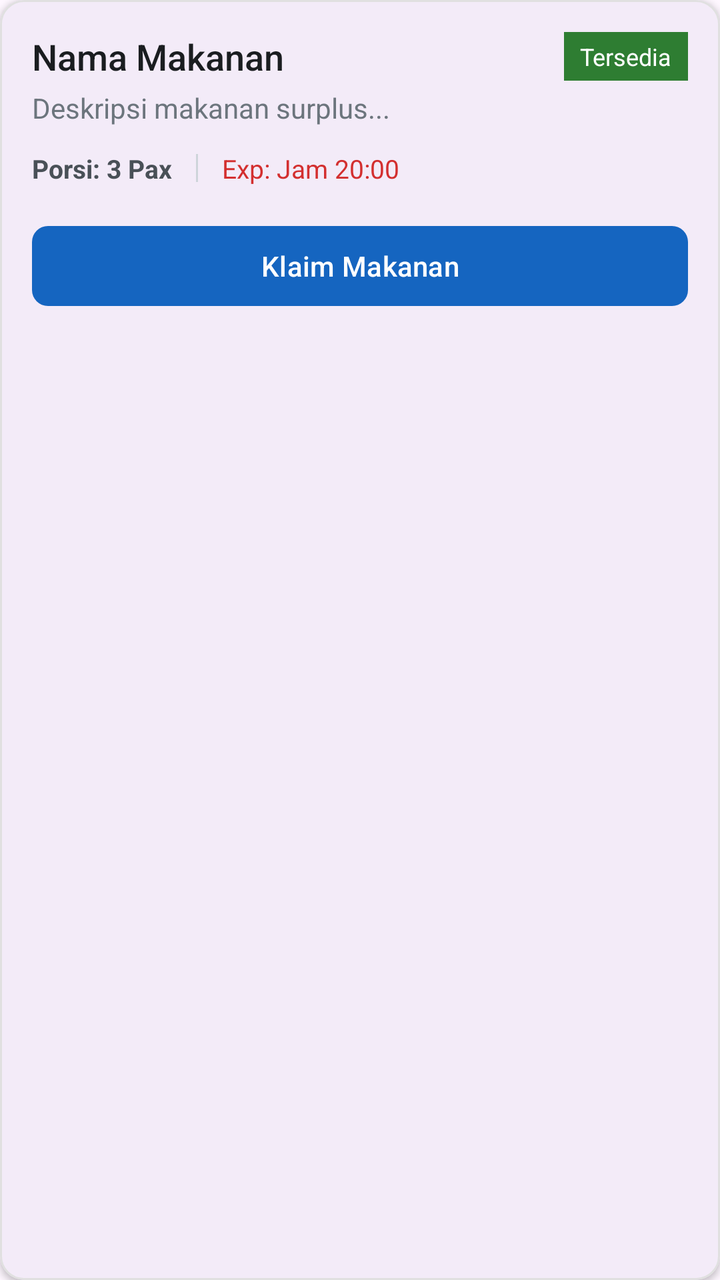
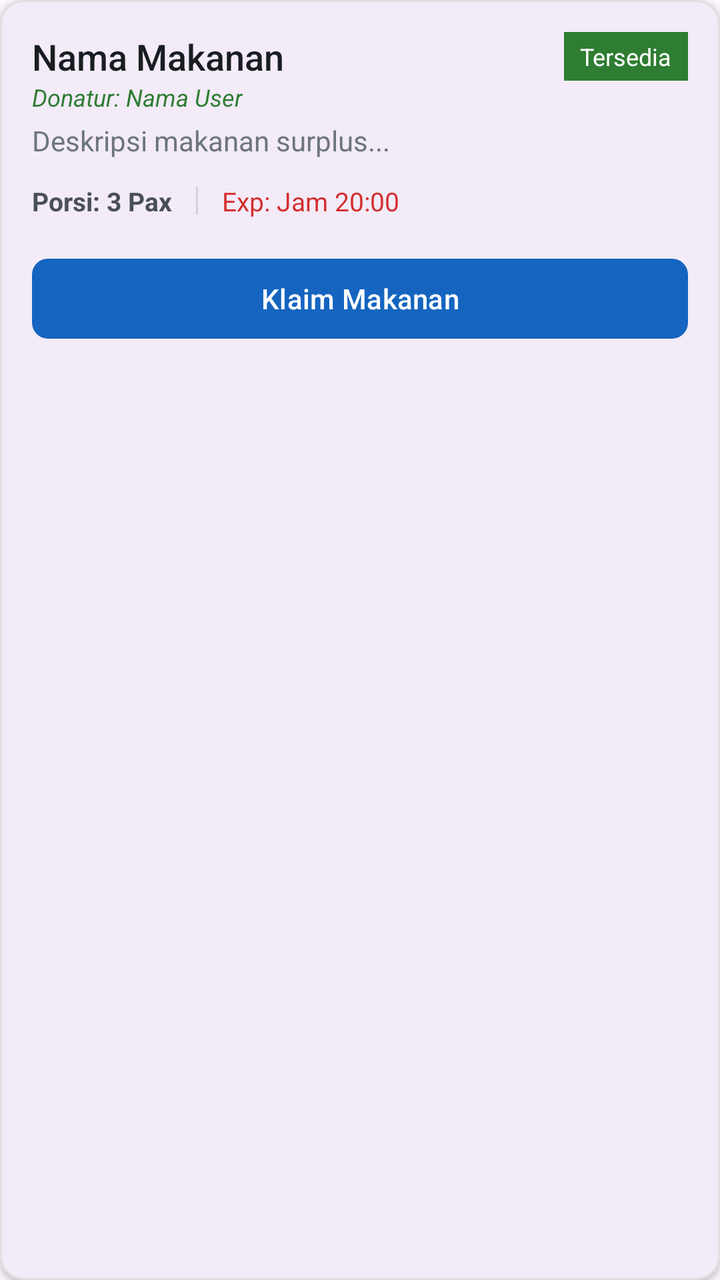

Compare the two renders of this Android layout. The source of the first and the diff that turns it into the second are given below.
<!-- AndroidManifest.xml: application theme Theme.UASPROJECTZEROWASTE -->
<!-- res/layout/item_food.xml -->
<?xml version="1.0" encoding="utf-8"?>
<com.google.android.material.card.MaterialCardView
    xmlns:android="http://schemas.android.com/apk/res/android"
    xmlns:app="http://schemas.android.com/apk/res-auto"
    android:layout_width="match_parent"
    android:layout_height="wrap_content"
    android:layout_marginHorizontal="16dp"
    android:layout_marginVertical="8dp"
    app:cardCornerRadius="12dp"
    app:cardElevation="2dp"
    app:strokeWidth="1dp"
    app:strokeColor="#E0E0E0">

    <LinearLayout
        android:layout_width="match_parent"
        android:layout_height="wrap_content"
        android:orientation="vertical"
        android:padding="16dp">

        <RelativeLayout
            android:layout_width="match_parent"
            android:layout_height="wrap_content">

            <TextView
                android:id="@+id/tvItemFoodName"
                android:layout_width="wrap_content"
                android:layout_height="wrap_content"
                android:text="Nama Makanan"
                android:textSize="18sp"
                android:fontFamily="sans-serif-medium"
                android:textColor="#1A1D20" />

            <TextView
                android:id="@+id/tvItemStatus"
                android:layout_width="wrap_content"
                android:layout_height="wrap_content"
                android:layout_alignParentRight="true"
                android:text="Tersedia"
                android:textSize="12sp"
                android:textColor="#FFFFFF"
                android:background="#2E7D32"
                android:paddingHorizontal="8dp"
                android:paddingVertical="4dp" />
        </RelativeLayout>

        <TextView
            android:id="@+id/tvItemDescription"
            android:layout_width="match_parent"
            android:layout_height="wrap_content"
            android:text="Deskripsi makanan surplus..."
            android:textSize="14sp"
            android:textColor="#6C757D"
            android:layout_marginTop="4dp" />

        <LinearLayout
            android:layout_width="match_parent"
            android:layout_height="wrap_content"
            android:orientation="horizontal"
            android:layout_marginTop="12dp"
            android:gravity="center_vertical">

            <TextView
                android:id="@+id/tvItemQty"
                android:layout_width="wrap_content"
                android:layout_height="wrap_content"
                android:text="Porsi: 3 Pax"
                android:textSize="13sp"
                android:textColor="#495057"
                android:textStyle="bold" />

            <View
                android:layout_width="1dp"
                android:layout_height="14dp"
                android:background="#CED4DA"
                android:layout_marginHorizontal="12dp" />

            <TextView
                android:id="@+id/tvItemExpiry"
                android:layout_width="wrap_content"
                android:layout_height="wrap_content"
                android:text="Exp: Jam 20:00"
                android:textSize="13sp"
                android:textColor="#D32F2F" />
        </LinearLayout>

        <com.google.android.material.button.MaterialButton
            android:id="@+id/btnItemClaim"
            android:layout_width="match_parent"
            android:layout_height="wrap_content"
            android:layout_marginTop="16dp"
            android:text="Klaim Makanan"
            android:textSize="14sp"
            android:fontFamily="sans-serif-medium"
            app:backgroundTint="#1565C0"
            app:cornerRadius="8dp" />

    </LinearLayout>
</com.google.android.material.card.MaterialCardView>
<!-- resources referenced by this layout -->
<resources>
  <style name="Theme.UASPROJECTZEROWASTE" parent="Base.Theme.UASPROJECTZEROWASTE" />
  <style name="Base.Theme.UASPROJECTZEROWASTE" parent="Theme.Material3.DayNight.NoActionBar">
          
          
      </style>
</resources>

<!-- the commit's change to res/layout/item_food.xml (unified diff, before → after) -->
@@ -29,6 +29,16 @@
                 android:textSize="18sp"
                 android:fontFamily="sans-serif-medium"
                 android:textColor="#1A1D20" />
+
+            <TextView
+                android:id="@+id/tvItemDonorName"
+                android:layout_width="wrap_content"
+                android:layout_height="wrap_content"
+                android:layout_below="@id/tvItemFoodName"
+                android:text="Donatur: Nama User"
+                android:textSize="12sp"
+                android:textColor="#2E7D32"
+                android:textStyle="italic" />
 
             <TextView
                 android:id="@+id/tvItemStatus"
